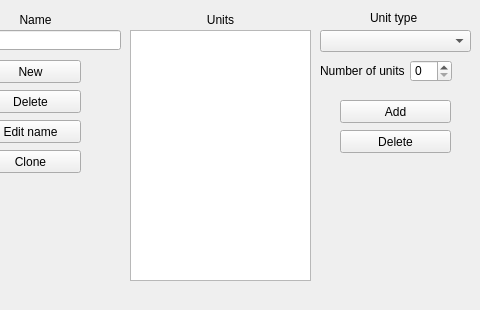
This is src/taskforcesection.ui in PTapioK/TSWaveMaker as Qt 5 draws it before an edit; both pictures show x 260 to 740 and y 0 to 310 of the 740 by 310 pixel window. The edited form follows.
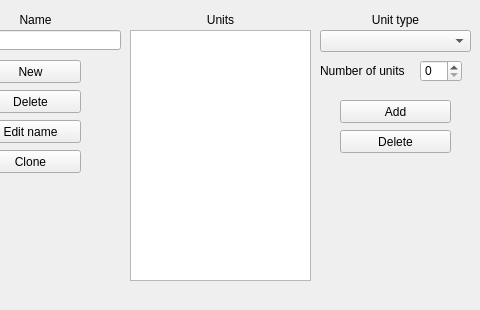
This is the edited form.

Diff of the .ui file:
```diff
--- a/src/taskforcesection.ui
+++ b/src/taskforcesection.ui
@@ -169,20 +169,23 @@
    <widget class="QLabel" name="label_3">
     <property name="geometry">
      <rect>
-      <x>630</x>
+      <x>590</x>
       <y>10</y>
-      <width>51</width>
-      <height>16</height>
+      <width>131</width>
+      <height>20</height>
      </rect>
     </property>
     <property name="text">
      <string>Unit type</string>
     </property>
+    <property name="alignment">
+     <set>Qt::AlignCenter</set>
+    </property>
    </widget>
    <widget class="QSpinBox" name="UnitNumberBox">
     <property name="geometry">
      <rect>
-      <x>670</x>
+      <x>680</x>
       <y>60</y>
       <width>42</width>
       <height>22</height>
```
Left out of the diff: 2 changed lines with no effect on the pictures.
